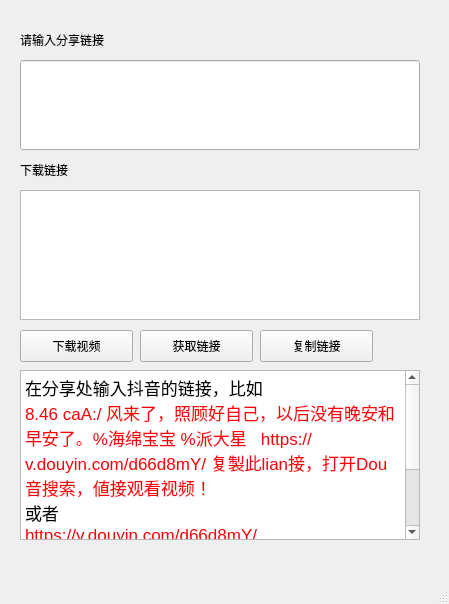
Old version of the form com/remember/video/tittok-pyqt5/qt1.ui in the repository remember-5/python-demo.
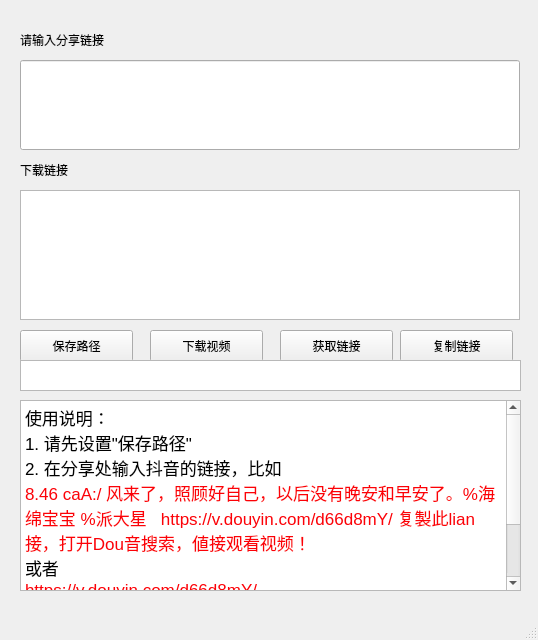
New version of the form.

Commit message: 修复选择路径

Diff of the .ui file:
```diff
--- a/com/remember/video/tittok-pyqt5/qt1.ui
+++ b/com/remember/video/tittok-pyqt5/qt1.ui
@@ -6,8 +6,8 @@
    <rect>
     <x>0</x>
     <y>0</y>
-    <width>449</width>
-    <height>604</height>
+    <width>538</width>
+    <height>640</height>
    </rect>
   </property>
   <property name="windowTitle">
@@ -17,7 +17,7 @@
    <widget class="QPushButton" name="download_btn">
     <property name="geometry">
      <rect>
-      <x>20</x>
+      <x>150</x>
       <y>330</y>
       <width>113</width>
       <height>32</height>
@@ -43,7 +43,7 @@
    <widget class="QPushButton" name="real_url_btn">
     <property name="geometry">
      <rect>
-      <x>140</x>
+      <x>280</x>
       <y>330</y>
       <width>113</width>
       <height>32</height>
@@ -56,7 +56,7 @@
    <widget class="QPushButton" name="copy_btn">
     <property name="geometry">
      <rect>
-      <x>260</x>
+      <x>400</x>
       <y>330</y>
       <width>113</width>
       <height>32</height>
@@ -84,7 +84,7 @@
      <rect>
       <x>20</x>
       <y>190</y>
-      <width>400</width>
+      <width>500</width>
       <height>130</height>
      </rect>
     </property>
@@ -93,9 +93,9 @@
     <property name="geometry">
      <rect>
       <x>20</x>
-      <y>370</y>
-      <width>400</width>
-      <height>170</height>
+      <y>400</y>
+      <width>501</width>
+      <height>191</height>
      </rect>
     </property>
     <property name="html">
@@ -103,13 +103,15 @@
 &lt;html&gt;&lt;head&gt;&lt;meta name=&quot;qrichtext&quot; content=&quot;1&quot; /&gt;&lt;style type=&quot;text/css&quot;&gt;
 p, li { white-space: pre-wrap; }
 &lt;/style&gt;&lt;/head&gt;&lt;body style=&quot; font-family:'.AppleSystemUIFont'; font-size:13pt; font-weight:400; font-style:normal;&quot;&gt;
-&lt;p style=&quot; margin-top:0px; margin-bottom:0px; margin-left:0px; margin-right:0px; -qt-block-indent:0; text-indent:0px;&quot;&gt;在分享处输入抖音的链接，比如&lt;/p&gt;
+&lt;p style=&quot; margin-top:0px; margin-bottom:0px; margin-left:0px; margin-right:0px; -qt-block-indent:0; text-indent:0px;&quot;&gt;使用说明：&lt;/p&gt;
+&lt;p style=&quot; margin-top:0px; margin-bottom:0px; margin-left:0px; margin-right:0px; -qt-block-indent:0; text-indent:0px;&quot;&gt;1. 请先设置&amp;quot;保存路径&amp;quot;&lt;/p&gt;
+&lt;p style=&quot; margin-top:0px; margin-bottom:0px; margin-left:0px; margin-right:0px; -qt-block-indent:0; text-indent:0px;&quot;&gt;2. 在分享处输入抖音的链接，比如&lt;/p&gt;
 &lt;p style=&quot; margin-top:0px; margin-bottom:0px; margin-left:0px; margin-right:0px; -qt-block-indent:0; text-indent:0px;&quot;&gt;&lt;span style=&quot; color:#fc0107;&quot;&gt;8.46 caA:/ 风来了，照顾好自己，以后没有晚安和早安了。%海绵宝宝 %派大星   https://v.douyin.com/d66d8mY/ 复製此lian接，打开Dou音搜索，値接观看视频！&lt;/span&gt;&lt;/p&gt;
 &lt;p style=&quot; margin-top:0px; margin-bottom:0px; margin-left:0px; margin-right:0px; -qt-block-indent:0; text-indent:0px;&quot;&gt;或者&lt;/p&gt;
 &lt;p style=&quot; margin-top:0px; margin-bottom:0px; margin-left:0px; margin-right:0px; -qt-block-indent:0; text-indent:0px;&quot;&gt;&lt;span style=&quot; color:#fc0107;&quot;&gt;https://v.douyin.com/d66d8mY/ &lt;/span&gt;&lt;/p&gt;
-&lt;p style=&quot; margin-top:0px; margin-bottom:0px; margin-left:0px; margin-right:0px; -qt-block-indent:0; text-indent:0px;&quot;&gt;然后点击'下载' 即可下载到本目录中&lt;/p&gt;
-&lt;p style=&quot; margin-top:0px; margin-bottom:0px; margin-left:0px; margin-right:0px; -qt-block-indent:0; text-indent:0px;&quot;&gt;点击'获取真实下载链接'即可获取无水印视频到真实链接&lt;/p&gt;
-&lt;p style=&quot; margin-top:0px; margin-bottom:0px; margin-left:0px; margin-right:0px; -qt-block-indent:0; text-indent:0px;&quot;&gt;点击'复制下载链接'即可复制到粘贴板&lt;/p&gt;&lt;/body&gt;&lt;/html&gt;</string>
+&lt;p style=&quot; margin-top:0px; margin-bottom:0px; margin-left:0px; margin-right:0px; -qt-block-indent:0; text-indent:0px;&quot;&gt;3. 然后点击'下载' 即可下载到本目录中&lt;/p&gt;
+&lt;p style=&quot; margin-top:0px; margin-bottom:0px; margin-left:0px; margin-right:0px; -qt-block-indent:0; text-indent:0px;&quot;&gt;4. 点击'获取真实下载链接'即可获取无水印视频到真实链接&lt;/p&gt;
+&lt;p style=&quot; margin-top:0px; margin-bottom:0px; margin-left:0px; margin-right:0px; -qt-block-indent:0; text-indent:0px;&quot;&gt;5. 点击'复制下载链接'即可复制到粘贴板&lt;/p&gt;&lt;/body&gt;&lt;/html&gt;</string>
     </property>
    </widget>
    <widget class="QLineEdit" name="share_url">
@@ -117,7 +119,7 @@
      <rect>
       <x>20</x>
       <y>60</y>
-      <width>400</width>
+      <width>500</width>
       <height>90</height>
      </rect>
     </property>
@@ -125,6 +127,29 @@
      <set>Qt::AlignLeading|Qt::AlignLeft|Qt::AlignTop</set>
     </property>
    </widget>
+   <widget class="QPushButton" name="save_path_btn">
+    <property name="geometry">
+     <rect>
+      <x>20</x>
+      <y>330</y>
+      <width>113</width>
+      <height>32</height>
+     </rect>
+    </property>
+    <property name="text">
+     <string>保存路径</string>
+    </property>
+   </widget>
+   <widget class="QTextBrowser" name="savePathTextBrowser">
+    <property name="geometry">
+     <rect>
+      <x>20</x>
+      <y>360</y>
+      <width>501</width>
+      <height>31</height>
+     </rect>
+    </property>
+   </widget>
   </widget>
   <widget class="QStatusBar" name="statusbar"/>
  </widget>
```
The commit also changes 5 other files.
